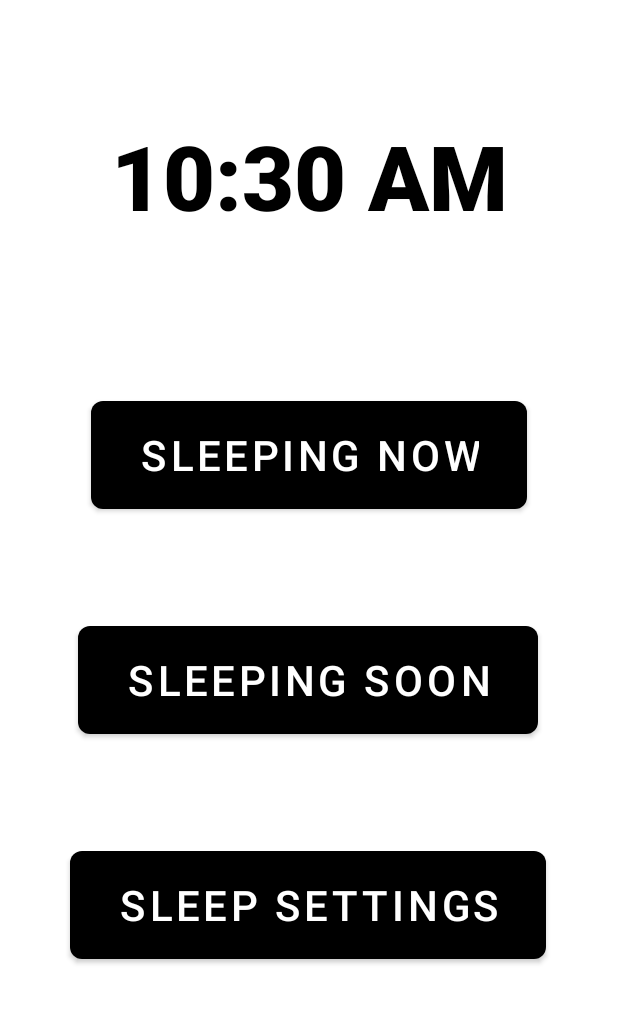
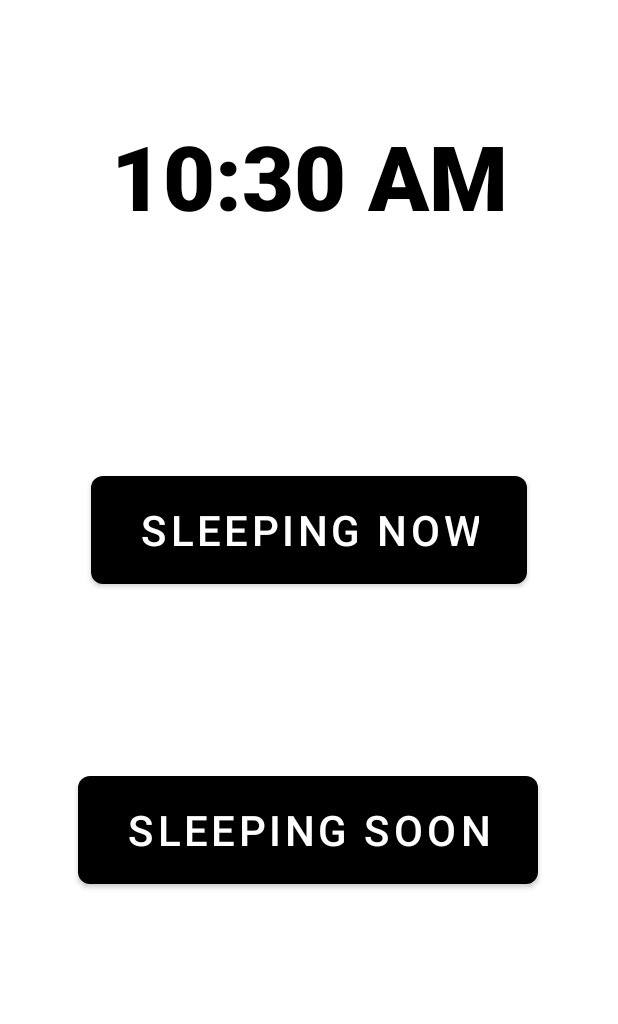
Before and after one commit to FinWatling/OutTheDoor, an Android app: the screen it shows after launch (MainActivity), on a phone screen of 412 x 824 dp, the part 142-1166 px from its top. Run offline under Robolectric (Android 15) with nearby library versions, the phone set to English and light mode, and no system bars.

Commit message:
removed unused button

```diff
--- a/Application/app/src/main/res/layout/activity_main.xml
+++ b/Application/app/src/main/res/layout/activity_main.xml
@@ -64,13 +64,13 @@
         android:scaleY="2"
         android:text="@string/sleeping_soon"
         app:layout_constraintBottom_toBottomOf="parent"
-        app:layout_constraintBottom_toTopOf="@id/sleepSettingsButton"
         app:layout_constraintEnd_toEndOf="parent"
         app:layout_constraintHorizontal_bias="0.498"
         app:layout_constraintStart_toStartOf="parent"
         app:layout_constraintTop_toBottomOf="@+id/sleepingNowButton"
         app:layout_constraintVertical_bias="0.2" />
 
+    <!---
     <Button
         android:id="@+id/sleepSettingsButton"
         android:layout_width="wrap_content"
@@ -86,4 +86,6 @@
         app:layout_constraintTop_toBottomOf="@+id/sleepingSoonButton"
         app:layout_constraintVertical_bias="0.5" />
 
+    -->
+
 </androidx.constraintlayout.widget.ConstraintLayout>
```
